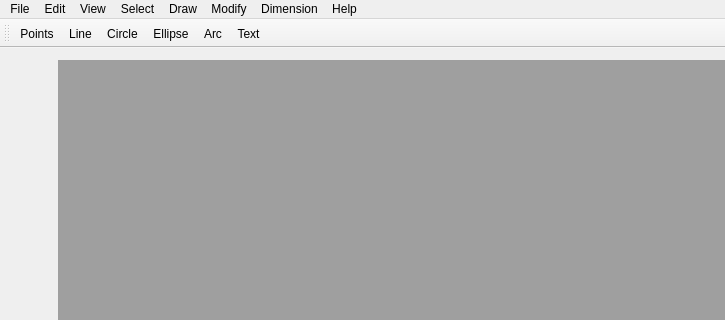
Before: the Qt Designer form resources/ui/mainwindow.ui in GreatDevelopers/eCAD, drawn with Qt 5; both pictures show x 0 to 725 and y 0 to 320 of the 725 by 478 pixel window.
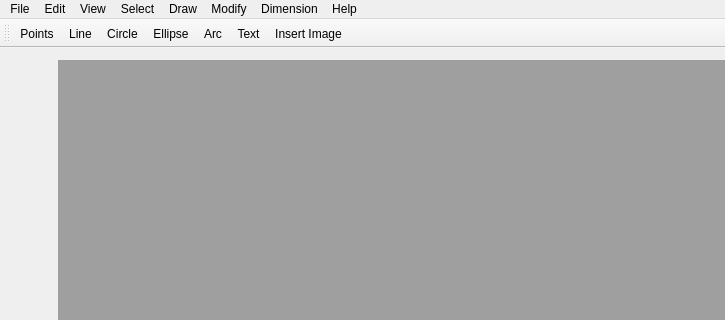
After: the same form once the commit is applied. Icons and pictures are not drawn.

Commit message: implements insert image

```diff
--- a/resources/ui/mainwindow.ui
+++ b/resources/ui/mainwindow.ui
@@ -167,6 +167,7 @@
    <addaction name="actionEllipse"/>
    <addaction name="actionArc"/>
    <addaction name="actionText"/>
+   <addaction name="actionInsertImage"/>
   </widget>
   <widget class="QStatusBar" name="mainStatusBar"/>
   <action name="actionNew">
```
Left out of the diff: 7 changed lines with no effect on the pictures. The commit also changes 13 other files.
